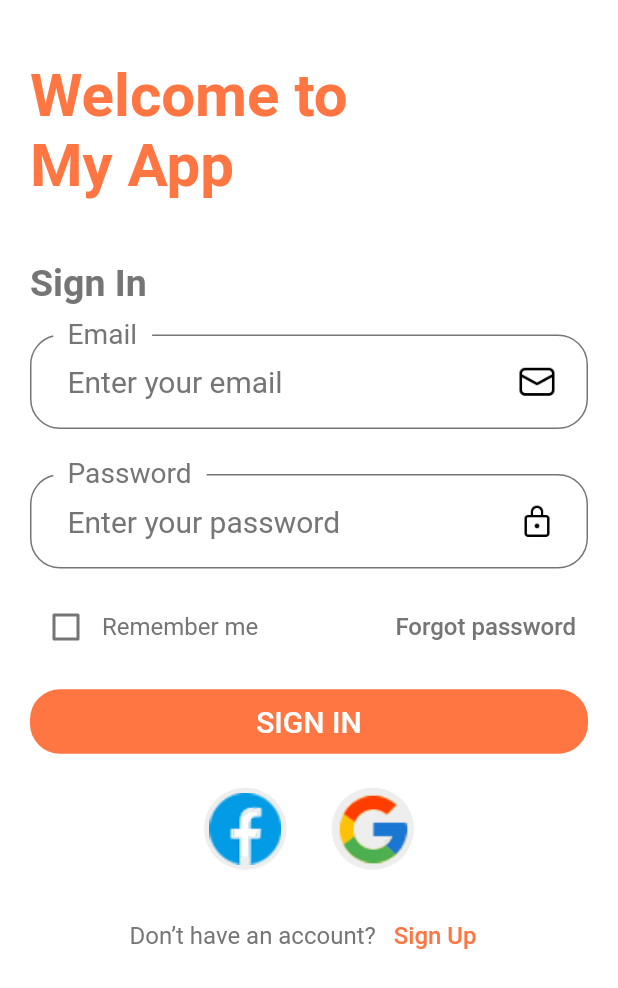
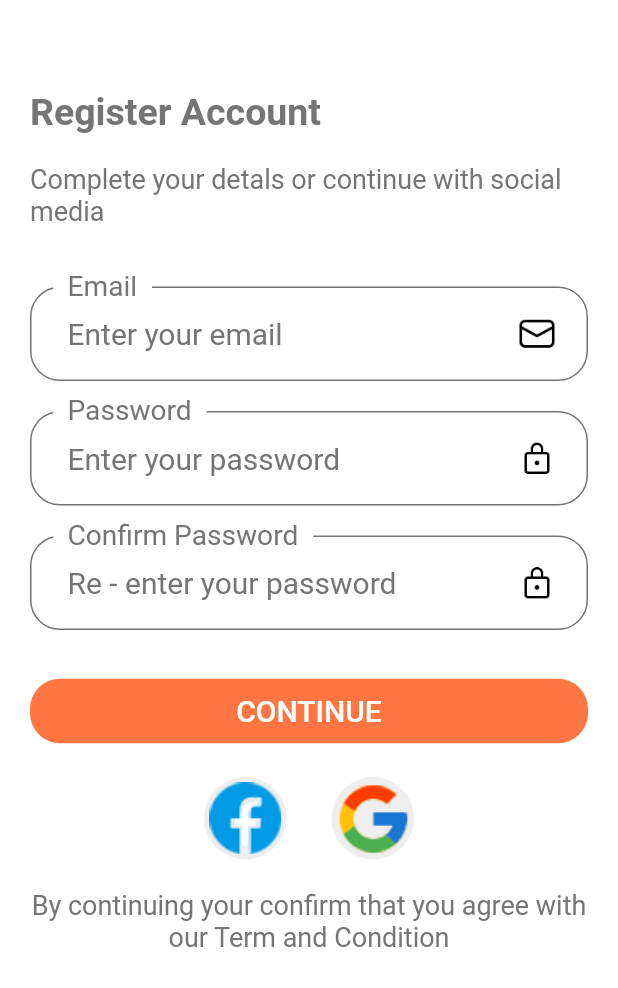
Before and after one commit to PhamChiNang151020/E-Commerce-App-Flutter-UI, a Flutter app: the SignInScreen screen opened by its route, after a tap on "Sign Up", on a phone screen of 412 x 824 dp. Shown: the top 988 px of the screen. Run offline on Flutter 3.47's test engine with Material 2 defaults, Android fonts, the phone set to English and light mode, and no system bars; missing offline and left inert: dart:ffi; Roboto replaces fonts that are missing (Kanit).

Commit message:
update SignUpScreen

```diff
--- a/ecommerce_app/lib/common/constants.dart
+++ b/ecommerce_app/lib/common/constants.dart
@@ -18,6 +18,7 @@ final RegExp emailValidatorRegExp =
 const String kEmailNullError = "Please Enter your email";
 const String kInvalidEmailError = "Please Enter Valid Email";
 const String kPassNullError = "Please Enter your password";
+const String kRePassNullError = "Please Enter confirm your password";
 const String kShortPassError = "Password is too short";
 const String kMatchPassError = "Passwords don't match";
 const String kNamelNullError = "Please Enter your name";
--- a/ecommerce_app/lib/common/route.dart
+++ b/ecommerce_app/lib/common/route.dart
@@ -1,15 +1,17 @@
 import 'package:ecommerce_app/screen/HomePage.dart';
-import 'package:ecommerce_app/screen/auth/ForgotScreen.dart';
-import 'package:ecommerce_app/screen/auth/SignInScreen.dart';
-import 'package:ecommerce_app/screen/auth/SignUpScreen.dart';
+import 'package:ecommerce_app/screen/auth/completeAccount/complete_Account.dart';
+import 'package:ecommerce_app/screen/auth/forgot/ForgotScreen.dart';
+import 'package:ecommerce_app/screen/auth/signin/SignInScreen.dart';
+import 'package:ecommerce_app/screen/auth/signup/SignUpScreen.dart';
 import 'package:ecommerce_app/screen/splashScreen/splashScreen.dart';
 import 'package:flutter/material.dart';
 import 'package:flutter/widgets.dart';
 
 final Map<String, WidgetBuilder> routes = {
   SplashScreen.routeName: (context) => SplashScreen(),
+  SignInScreen.routeName: (context) => SignInScreen(),
   SignUpScreen.routeName: (context) => SignUpScreen(),
-  SignInScreen.routeName: (context) => SignInScreen(),
+  CompleteAccountScreen.routeName: (context) => CompleteAccountScreen(),
   ForgotPasswordScreen.routeName: (context) => ForgotPasswordScreen(),
   HomePageScreen.routeName: (context) => HomePageScreen(),
 };
--- a/ecommerce_app/lib/screen/auth/ForgotScreen.dart
+++ b/ecommerce_app/lib/screen/auth/forgot/ForgotScreen.dart
@@ -1,5 +1,6 @@
-import 'package:ecommerce_app/screen/auth/components/BodyForgot.dart';
 import 'package:flutter/material.dart';
+
+import 'components/BodyForgot.dart';
 
 class ForgotPasswordScreen extends StatelessWidget {
   static String routeName = "/forgot_password";
--- a/ecommerce_app/lib/screen/auth/components/BodyForgot.dart
+++ b/ecommerce_app/lib/screen/auth/forgot/components/BodyForgot.dart
@@ -1,7 +1,7 @@
-import 'package:ecommerce_app/screen/auth/components/FormForgot.dart';
 import 'package:flutter/material.dart';
 
-import '../../../common/constants.dart';
+import '../../../../common/constants.dart';
+import 'FormForgot.dart';
 
 class BodyForgotPassword extends StatefulWidget {
   const BodyForgotPassword({Key? key}) : super(key: key);
--- a/ecommerce_app/lib/screen/auth/components/FormForgot.dart
+++ b/ecommerce_app/lib/screen/auth/forgot/components/FormForgot.dart
@@ -1,11 +1,11 @@
 import 'package:ecommerce_app/widget/DefaultButton.dart';
 import 'package:flutter/material.dart';
 
-import '../../../common/constants.dart';
-import '../../../helps/KeyBoardUtil.dart';
-import '../../../widget/CustomSuffixIcon.dart';
-import '../../../widget/FormError.dart';
-import '../../HomePage.dart';
+import '../../../../common/constants.dart';
+import '../../../../helps/KeyBoardUtil.dart';
+import '../../../../widget/CustomSuffixIcon.dart';
+import '../../../../widget/FormError.dart';
+import '../../../HomePage.dart';
 
 class FormForgotPassword extends StatefulWidget {
   const FormForgotPassword({Key? key}) : super(key: key);
@@ -43,7 +43,7 @@ class _FormForgotPasswordState extends State<FormForgotPassword> {
           FormError(errors: errors),
           SizedBox(height: 20),
           DefaultButton(
-            text: 'Continue',
+            text: 'Continue'.toUpperCase(),
             press: () {
               if (_formkey.currentState!.validate()) {
                 _formkey.currentState!.save();
--- a/ecommerce_app/lib/screen/auth/SignInScreen.dart
+++ b/ecommerce_app/lib/screen/auth/signin/SignInScreen.dart
@@ -1,6 +1,7 @@
 import 'package:ecommerce_app/common/theme.dart';
-import 'package:ecommerce_app/screen/auth/components/BodySignIn.dart';
 import 'package:flutter/material.dart';
+
+import 'components/BodySignIn.dart';
 
 class SignInScreen extends StatelessWidget {
   static String routeName = "/sign_in";
--- a/ecommerce_app/lib/screen/auth/components/BodySignIn.dart
+++ b/ecommerce_app/lib/screen/auth/signin/components/BodySignIn.dart
@@ -1,9 +1,11 @@
 import 'package:ecommerce_app/common/constants.dart';
+import 'package:ecommerce_app/screen/auth/signup/SignUpScreen.dart';
 import 'package:ecommerce_app/widget/DefaultButton.dart';
 import 'package:flutter/material.dart';
 
-import '../../../widget/CartIcon.dart';
-import '../../../widget/CustomSuffixIcon.dart';
+import '../../../../widget/CartIcon.dart';
+// import '../../../widget/CartIcon.dart';
+// import '../../../widget/CustomSuffixIcon.dart';
 import 'FormSignIn.dart';
 
 class BodySignIn extends StatefulWidget {
@@ -88,7 +90,9 @@ class NoAccountText extends StatelessWidget {
           ),
         ),
         TextButton(
-            onPressed: () {},
+            onPressed: () {
+              Navigator.pushNamed(context, SignUpScreen.routeName);
+            },
             child: Text(
               'Sign Up',
               style: TextStyle(
--- a/ecommerce_app/lib/screen/auth/SignUpScreen.dart
+++ b/ecommerce_app/lib/screen/auth/signup/SignUpScreen.dart
@@ -1,4 +1,7 @@
+import 'package:ecommerce_app/common/constants.dart';
 import 'package:flutter/material.dart';
+
+import 'components/BodySignUp.dart';
 
 class SignUpScreen extends StatelessWidget {
   static String routeName = "/sign_up";
@@ -6,6 +9,8 @@ class SignUpScreen extends StatelessWidget {
 
   @override
   Widget build(BuildContext context) {
-    return Scaffold();
+    return Scaffold(
+      body: BodySignUp(),
+    );
   }
 }
--- /dev/null
+++ b/ecommerce_app/lib/screen/auth/signup/components/BodySignUp.dart
@@ -0,0 +1,71 @@
+import 'package:ecommerce_app/screen/auth/signup/components/FormSignUp.dart';
+import 'package:flutter/material.dart';
+
+import '../../../../common/constants.dart';
+import '../../../../widget/CartIcon.dart';
+
+class BodySignUp extends StatefulWidget {
+  const BodySignUp({Key? key}) : super(key: key);
+
+  @override
+  State<BodySignUp> createState() => _BodySignUpState();
+}
+
+class _BodySignUpState extends State<BodySignUp> {
+  @override
+  Widget build(BuildContext context) {
+    return SafeArea(
+      child: SizedBox(
+          width: double.infinity,
+          child: Padding(
+            padding: const EdgeInsets.symmetric(horizontal: 20),
+            child: SingleChildScrollView(
+              child: Column(
+                crossAxisAlignment: CrossAxisAlignment.start,
+                children: [
+                  SizedBox(height: 60),
+                  Padding(
+                    padding: const EdgeInsets.only(bottom: 20),
+                    child: Text(
+                      'Register Account',
+                      style: TextStyle(
+                        fontSize: 25,
+                        fontWeight: FontWeight.w600,
+                        color: textColor,
+                      ),
+                      textAlign: TextAlign.left,
+                    ),
+                  ),
+                  Text(
+                    'Complete your detals or continue with social media',
+                    style: TextStyle(
+                      fontSize: 18,
+                    ),
+                  ),
+                  SizedBox(height: 20),
+                  FormSignUp(),
+                  Padding(
+                    padding: const EdgeInsets.symmetric(vertical: 20),
+                    child: Row(
+                      mainAxisAlignment: MainAxisAlignment.center,
+                      children: [
+                        CardIcon(image: 'assets/icon/fb.png', onPress: () {}),
+                        Padding(padding: EdgeInsets.symmetric(horizontal: 15)),
+                        CardIcon(image: 'assets/icon/gg.png', onPress: () {}),
+                      ],
+                    ),
+                  ),
+                  Text(
+                    'By continuing your confirm that you agree with our Term and Condition',
+                    style: TextStyle(
+                      fontSize: 18,
+                    ),
+                    textAlign: TextAlign.center,
+                  ),
+                ],
+              ),
+            ),
+          )),
+    );
+  }
+}
--- /dev/null
+++ b/ecommerce_app/lib/screen/auth/signup/components/FormSignUp.dart
@@ -0,0 +1,220 @@
+import 'package:ecommerce_app/screen/auth/completeAccount/complete_Account.dart';
+import 'package:ecommerce_app/widget/DefaultButton.dart';
+import 'package:flutter/material.dart';
+
+import '../../../../common/constants.dart';
+import '../../../../helps/KeyBoardUtil.dart';
+import '../../../../widget/CustomSuffixIcon.dart';
+import '../../../../widget/FormError.dart';
+import '../../../HomePage.dart';
+
+class FormSignUp extends StatefulWidget {
+  const FormSignUp({Key? key}) : super(key: key);
+
+  @override
+  State<FormSignUp> createState() => _FormSignUpState();
+}
+
+class _FormSignUpState extends State<FormSignUp> {
+  final _formkey = GlobalKey<FormState>();
+  bool _obscureText1 = true;
+  bool _obscureText2 = true;
+  String? email;
+  String? password;
+  String? conform_password;
+  bool? remember = false;
+  final List<String?> errors = [];
+  void addError({String? error}) {
+    if (!errors.contains(error))
+      setState(() {
+        errors.add(error);
+      });
+  }
+
+  void removeError({String? error}) {
+    if (errors.contains(error))
+      setState(() {
+        errors.remove(error);
+      });
+  }
+
+  @override
+  Widget build(BuildContext context) {
+    return Form(
+      key: _formkey,
+      child: Column(
+        children: [
+          SizedBox(height: 20),
+          buildEmailFormField(),
+          SizedBox(height: 20),
+          buildPasswordFormField(),
+          SizedBox(height: 20),
+          buildRePasswordFormField(),
+          FormError(errors: errors),
+          SizedBox(height: 30),
+          DefaultButton(
+            text: 'Continue'.toUpperCase(),
+            press: () {
+              if (_formkey.currentState!.validate()) {
+                _formkey.currentState!.save();
+                // KeyboardUtil.hideKeyboard(context);
+                print('CHuyển');
+                Navigator.pushNamed(context, CompleteAccountScreen.routeName);
+              }
+            },
+          )
+        ],
+      ),
+    );
+  }
+
+  TextFormField buildPasswordFormField() {
+    return TextFormField(
+      obscureText: _obscureText1,
+      onSaved: (newValue) => password = newValue,
+      onChanged: (value) {
+        if (value.isNotEmpty) {
+          removeError(error: kPassNullError);
+        } else if (value.length >= 8) {
+          removeError(error: kShortPassError);
+        }
+        password = value;
+      },
+      validator: (value) {
+        if (value!.isEmpty) {
+          addError(error: kPassNullError);
+          return "";
+        } else if (value.length < 8) {
+          addError(error: kShortPassError);
+          return "";
+        }
+        return null;
+      },
+      decoration: InputDecoration(
+        labelText: "Password",
+        hintText: "Enter your password",
+        labelStyle: TextStyle(
+          fontSize: 25,
+          color: textColor,
+        ),
+        hintStyle: TextStyle(
+          fontSize: 20,
+          color: textColor,
+        ),
+        floatingLabelBehavior: FloatingLabelBehavior.always,
+        suffixIcon: Padding(
+          padding: const EdgeInsets.only(right: 10),
+          child: IconButton(
+            onPressed: () {
+              setState(() {
+                _obscureText1 = !_obscureText1;
+              });
+            },
+            icon: Image.asset(
+              _obscureText1
+                  ? 'assets/icon/lock.png'
+                  : 'assets/icon/un_lock.png',
+              width: 25,
+              height: 25,
+            ),
+          ),
+        ),
+      ),
+    );
+  }
+
+  TextFormField buildRePasswordFormField() {
+    return TextFormField(
+      obscureText: _obscureText2,
+      onSaved: (newValue) => conform_password = newValue,
+      onChanged: (value) {
+        if (value.isNotEmpty) {
+          removeError(error: kPassNullError);
+        } else if (value.isNotEmpty && password == conform_password) {
+          removeError(error: kMatchPassError);
+        }
+        conform_password = value;
+      },
+      validator: (value) {
+        if (value!.isEmpty) {
+          addError(error: kPassNullError);
+          return "";
+        } else if ((password != value)) {
+          addError(error: kMatchPassError);
+          return "";
+        }
+        return null;
+      },
+      decoration: InputDecoration(
+        labelText: "Confirm Password",
+        hintText: "Re - enter your password",
+        labelStyle: TextStyle(
+          fontSize: 25,
+          color: textColor,
+        ),
+        hintStyle: TextStyle(
+          fontSize: 20,
+          color: textColor,
+        ),
+        floatingLabelBehavior: FloatingLabelBehavior.always,
+        suffixIcon: Padding(
+          padding: const EdgeInsets.only(right: 10),
+          child: IconButton(
+            onPressed: () {
+              setState(() {
+                _obscureText2 = !_obscureText2;
+              });
+            },
+            icon: Image.asset(
+              _obscureText2
+                  ? 'assets/icon/lock.png'
+                  : 'assets/icon/un_lock.png',
+              width: 25,
+              height: 25,
+            ),
+          ),
+        ),
+      ),
+    );
+  }
+
+  TextFormField buildEmailFormField() {
+    return TextFormField(
+      keyboardType: TextInputType.emailAddress,
+      onSaved: (newValue) => email = newValue,
+      onChanged: (value) {
+        if (value.isNotEmpty) {
+          removeError(error: kEmailNullError);
+        } else if (emailValidatorRegExp.hasMatch(value)) {
+          removeError(error: kInvalidEmailError);
+        }
+        return null;
+      },
+      validator: (value) {
+        if (value!.isEmpty) {
+          addError(error: kEmailNullError);
+          return "";
+        } else if (!emailValidatorRegExp.hasMatch(value)) {
+          addError(error: kInvalidEmailError);
+          // Thêm điều kiện để đăng nhập
+          return "";
+        }
+        return null;
+      },
+      decoration: InputDecoration(
+        labelText: "Email",
+        hintText: "Enter your email",
+        labelStyle: TextStyle(
+          fontSize: 25,
+          color: textColor,
+        ),
+        hintStyle: TextStyle(
+          fontSize: 20,
+          color: textColor,
+        ),
+        floatingLabelBehavior: FloatingLabelBehavior.always,
+        suffixIcon: CustomSuffixIcon(icon: 'assets/icon/mail.png'),
+      ),
+    );
+  }
+}
--- a/ecommerce_app/lib/screen/splashScreen/components/body.dart
+++ b/ecommerce_app/lib/screen/splashScreen/components/body.dart
@@ -1,5 +1,5 @@
 import 'package:ecommerce_app/common/constants.dart';
-import 'package:ecommerce_app/screen/auth/SignInScreen.dart';
+import 'package:ecommerce_app/screen/auth/signin/SignInScreen.dart';
 import 'package:flutter/material.dart';
 
 import '../../../widget/DefaultButton.dart';
```
Also changed, not shown: ecommerce_app/lib/screen/auth/completeAccount/complete_Account.dart (added, +22 -0 lines), ecommerce_app/lib/screen/auth/completeAccount/components/FormComplete.dart (added, +203 -0 lines), ecommerce_app/lib/screen/auth/completeAccount/components/bodyComplete.dart (added, +47 -0 lines), ecommerce_app/lib/screen/auth/signin/components/FormSignIn.dart (renamed from ecommerce_app/lib/screen/auth/components/FormSignIn.dart, +6 -6 lines), ecommerce_app/assets/icon/location.png (added), ecommerce_app/lib/screen/auth/OTP/OtpScreen.dart (added), ecommerce_app/lib/screen/auth/components/FormSignUp.dart (deleted).
